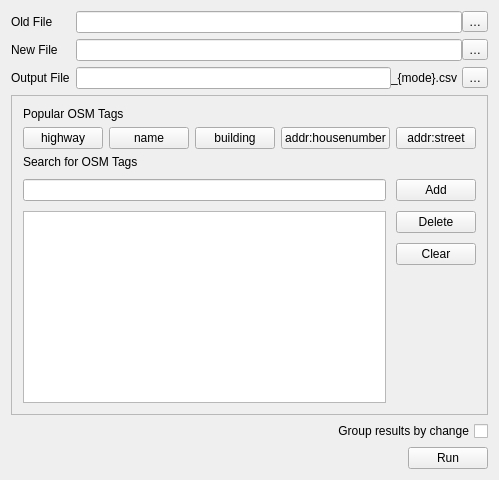
KaartGroup/Chameleon, file chameleon2/design.ui: the form before one commit.
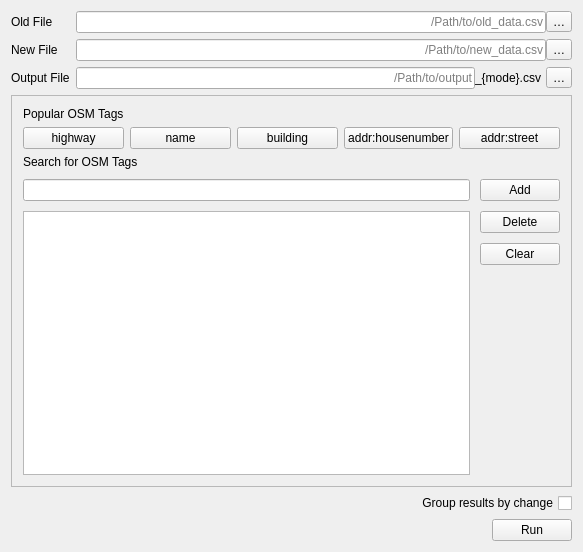
The form after the commit. Custom widgets are drawn as their Qt base class.

Diff of the .ui file:
```diff
--- a/chameleon2/design.ui
+++ b/chameleon2/design.ui
@@ -2,6 +2,14 @@
 <ui version="4.0">
  <class>MainWindow</class>
  <widget class="QMainWindow" name="MainWindow">
+  <property name="geometry">
+   <rect>
+    <x>0</x>
+    <y>0</y>
+    <width>583</width>
+    <height>552</height>
+   </rect>
+  </property>
   <property name="windowTitle">
    <string>Chameleon</string>
   </property>
@@ -46,7 +54,7 @@
        </widget>
       </item>
       <item row="0" column="1">
-       <layout class="QHBoxLayout" name="oldHLayout" stretch="1,0">
+       <layout class="QHBoxLayout" name="oldHLayout" stretch="0,0">
         <property name="spacing">
          <number>0</number>
         </property>
@@ -70,6 +78,12 @@
           <property name="alignment">
            <set>Qt::AlignRight|Qt::AlignTrailing|Qt::AlignVCenter</set>
           </property>
+          <property name="dragEnabled">
+           <bool>true</bool>
+          </property>
+          <property name="placeholderText">
+           <string>/Path/to/old_data.csv</string>
+          </property>
          </widget>
         </item>
         <item>
@@ -112,6 +126,12 @@
           <property name="alignment">
            <set>Qt::AlignRight|Qt::AlignTrailing|Qt::AlignVCenter</set>
           </property>
+          <property name="dragEnabled">
+           <bool>true</bool>
+          </property>
+          <property name="placeholderText">
+           <string>/Path/to/new_data.csv</string>
+          </property>
          </widget>
         </item>
         <item>
@@ -151,6 +171,9 @@
           <property name="alignment">
            <set>Qt::AlignRight|Qt::AlignTrailing|Qt::AlignVCenter</set>
           </property>
+          <property name="placeholderText">
+           <string>/Path/to/output</string>
+          </property>
          </widget>
         </item>
         <item>
@@ -408,6 +431,13 @@
   </widget>
  </widget>
  <layoutdefault spacing="6" margin="11"/>
+ <customwidgets>
+  <customwidget>
+   <class>QLineEditDragDrop</class>
+   <extends>QLineEdit</extends>
+   <header>chameleon2.qlineeditdragdrop</header>
+  </customwidget>
+ </customwidgets>
  <resources/>
  <connections>
   <connection>
```
Left out of the diff: 4 changed lines with no effect on the pictures.
